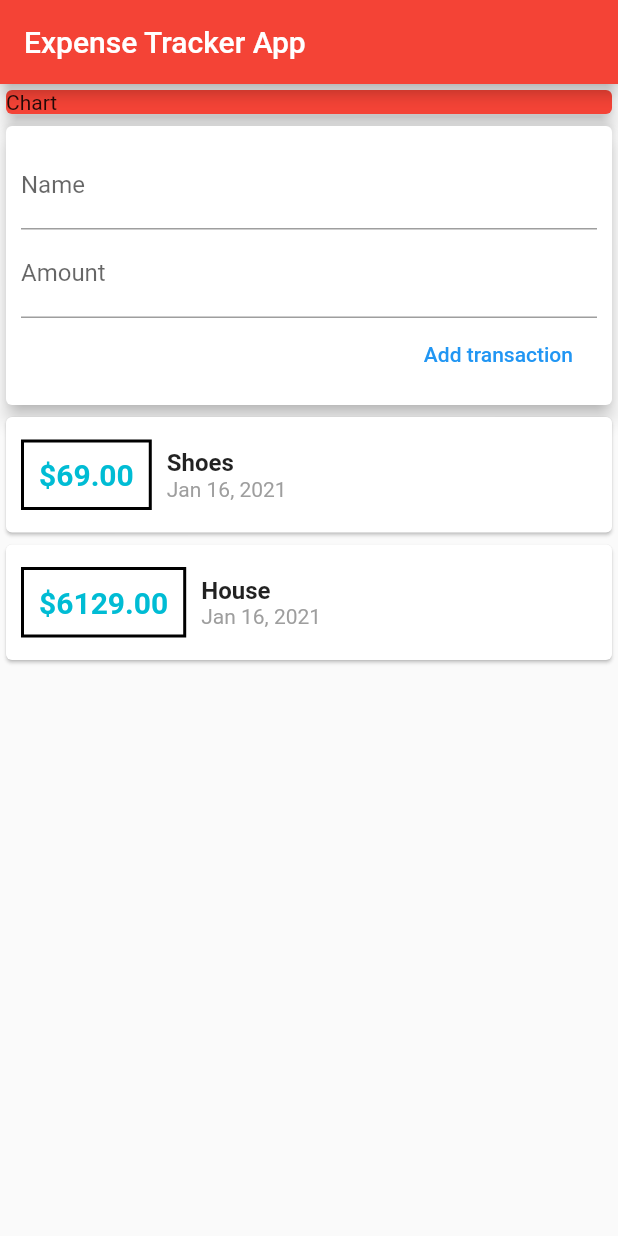
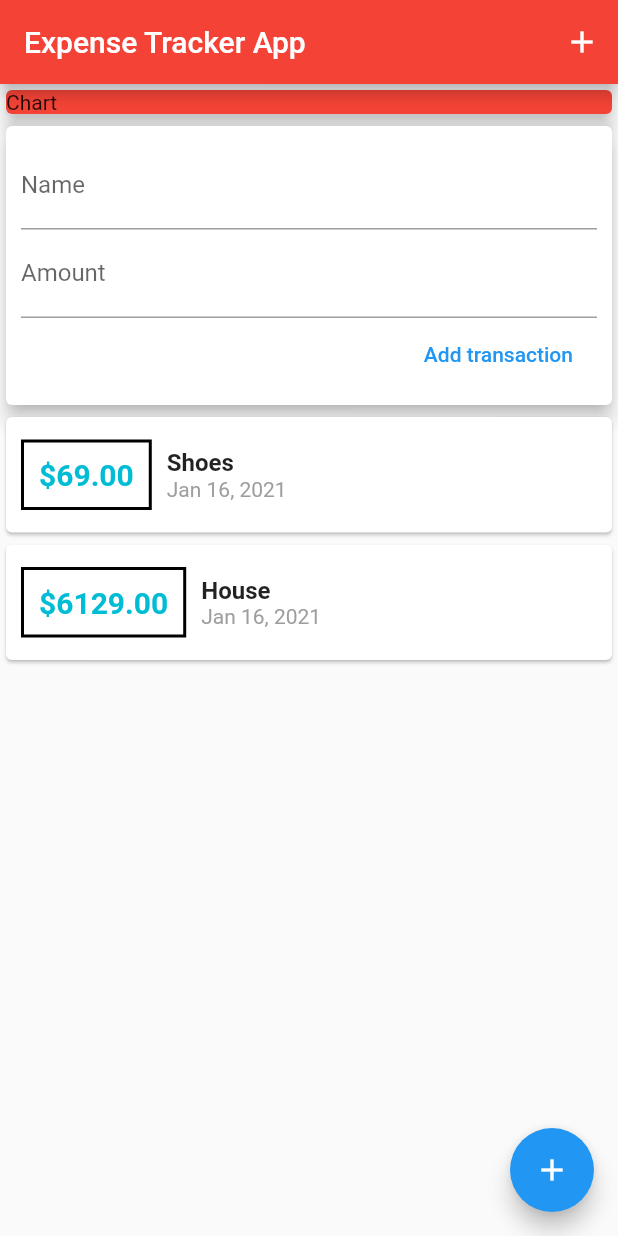
Before and after one commit to ashshekhar/flutter-expense-tracker, a Flutter app: the screen it shows after launch, on a phone screen of 412 x 824 dp. Run offline on Flutter 3.47's test engine with Material 2 defaults, Android fonts, the phone set to English and light mode, and no system bars.

Commit message:
Add + buttons

```diff
--- a/lib/main.dart
+++ b/lib/main.dart
@@ -10,9 +10,14 @@ class MyApp extends StatelessWidget {
     return MaterialApp(
       home: Scaffold(
         appBar: AppBar(
-          title: Text("Expense Tracker App"),
-          backgroundColor: Colors.red,
-        ),
+            title: Text("Expense Tracker App"),
+            backgroundColor: Colors.red,
+            actions: <Widget>[
+              IconButton(
+                icon: Icon(Icons.add),
+                onPressed: () {},
+              )
+            ]),
         body: Column(
           children: <Widget>[
             Container(
@@ -26,6 +31,10 @@ class MyApp extends StatelessWidget {
             UserTransaction(),
           ],
         ),
+        floatingActionButton: FloatingActionButton(
+          child: Icon(Icons.add),
+          onPressed: () {},
+        ),
       ),
     );
   }
```
